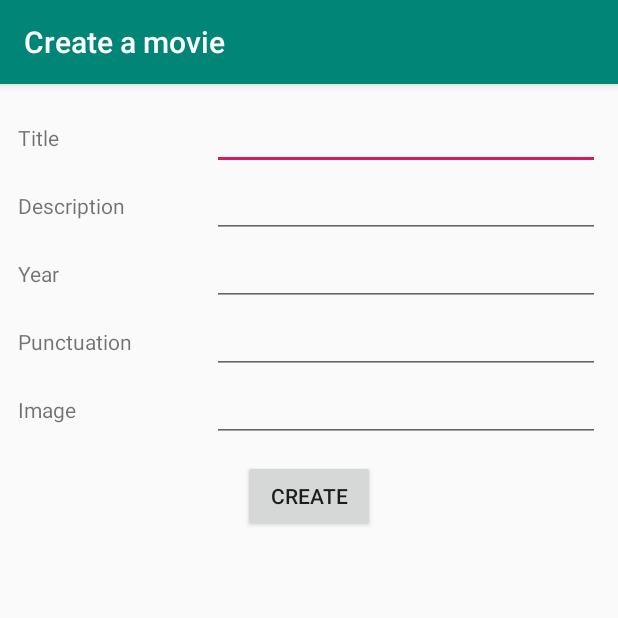
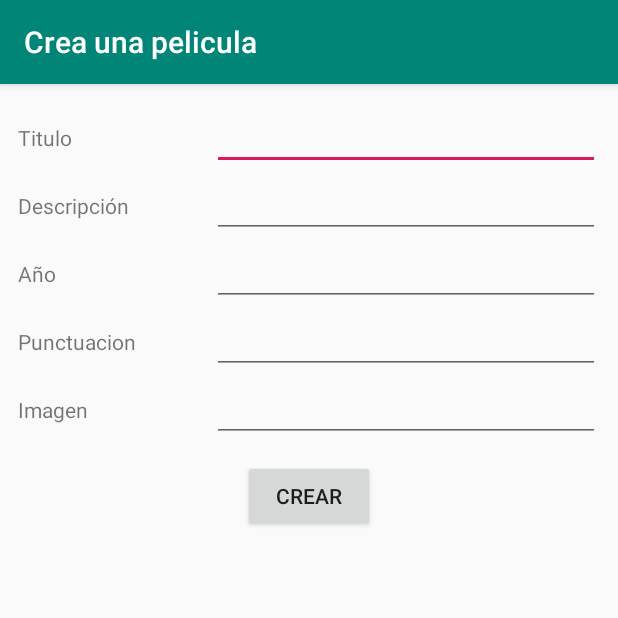
Before and after one commit to mideros/PracticaYohannaMideros, an Android app: the CreateActivity screen opened directly, with no data from a screen before it, on a phone screen of 412 x 824 dp, the top half of it. Run offline under Robolectric (Android 15) with nearby library versions, the phone set to English and light mode, and no system bars; our stand-ins replace Room's generated code.

Commit message:
sixth commit

```diff
--- a/RoomPeliculas/app/src/main/java/com/mideros/roompeliculas/InspirationActivity.java
+++ b/RoomPeliculas/app/src/main/java/com/mideros/roompeliculas/InspirationActivity.java
@@ -75,7 +75,7 @@ public class InspirationActivity extends AppCompatActivity {
 
             @Override
             public void onFailure(Call<List<Movie>> call, Throwable t) {
-                Toast.makeText(getApplicationContext(),R.string.errorConection,Toast.LENGTH_LONG).show();
+                Toast.makeText(getApplicationContext(),R.string.errorConnection,Toast.LENGTH_LONG).show();
             }
         });
 
--- a/RoomPeliculas/app/src/main/res/values/strings.xml
+++ b/RoomPeliculas/app/src/main/res/values/strings.xml
@@ -1,30 +1,30 @@
 <resources>
     <string name="app_name">RoomMovies</string>
-    <string name="app_list">List of movies</string>
-    <string name="app_listapi">List of movies Ghibli</string>
-    <string name="app_create">Create a movie</string>
-    <string name="app_detail">Movie detail</string>
-    <string name="app_login">Login</string>
-    <string name="tv_login">LOGIN</string>
+    <string name="app_list">Lista de Peliculas</string>
+    <string name="app_listapi">Lista de Peliculas Ghibli</string>
+    <string name="app_create">Crea una pelicula</string>
+    <string name="app_detail">Detalle de la pelicula</string>
+    <string name="app_login">Iniciar sesión</string>
+    <string name="tv_login">Iniciar sesión</string>
     <string name="tv_email">Email</string>
-    <string name="tv_password">password</string>
-    <string name="tv_title">Title</string>
-    <string name="tv_description">Description</string>
-    <string name="tv_punctuation">Punctuation</string>
-    <string name="tv_year">Year</string>
-    <string name="tv_image">Image</string>
-    <string name="btn_login">LOGIN</string>
-    <string name="btn_create">CREATE</string>
-    <string name="btn_delete">DELETE</string>
-    <string name="errorEmpy">There are empty fields</string>
-    <string name="errorEmpyTitle">Write the title of the movie</string>
-    <string name="errorEmpyDescription">Write the description of the movie</string>
-    <string name="errorEmpyYear">write the year of publication</string>
-    <string name="errorEmpyPunctuation">write a score between 0 and 5</string>
-    <string name="errorEmpyImage">write a url for the image movie</string>
-    <string name="errorEmpyEmail">write a email</string>
-    <string name="errorEmpyPassword">write a password</string>
-    <string name="errorEmpyLogin">write a email and password</string>
-    <string name="errorConnection">Wrong connection with the ghibliapi </string>
+    <string name="tv_password">Contraseña</string>
+    <string name="tv_title">Titulo</string>
+    <string name="tv_description">Descripción</string>
+    <string name="tv_punctuation">Punctuacion</string>
+    <string name="tv_year">Año</string>
+    <string name="tv_image">Imagen</string>
+    <string name="btn_login">INICIAR SESION</string>
+    <string name="btn_create">CREAR</string>
+    <string name="btn_delete">BORRAR</string>
+    <string name="errorEmpy">Existen campos vacios</string>
+    <string name="errorEmpyTitle">Escribe el titulo de la pelicula</string>
+    <string name="errorEmpyDescription">Escribe la descripción de la pelicula</string>
+    <string name="errorEmpyYear">Escribe el año de publicación</string>
+    <string name="errorEmpyPunctuation">Escribe una puntuación entre 0 y 5</string>
+    <string name="errorEmpyImage">Escribe la url de la imagen de la pelicula</string>
+    <string name="errorEmpyEmail">Escribe el email</string>
+    <string name="errorEmpyPassword">Escribe la  contraseña</string>
+    <string name="errorEmpyLogin">Debes escribir un email y password</string>
+    <string name="errorConnection">Error con la conexión con la ghibliapi </string>
     <string name="url_movie">https://www.abc.es/play/cine/peliculas/</string>
 </resources>
```
Also changed, not shown: 1 other file.
